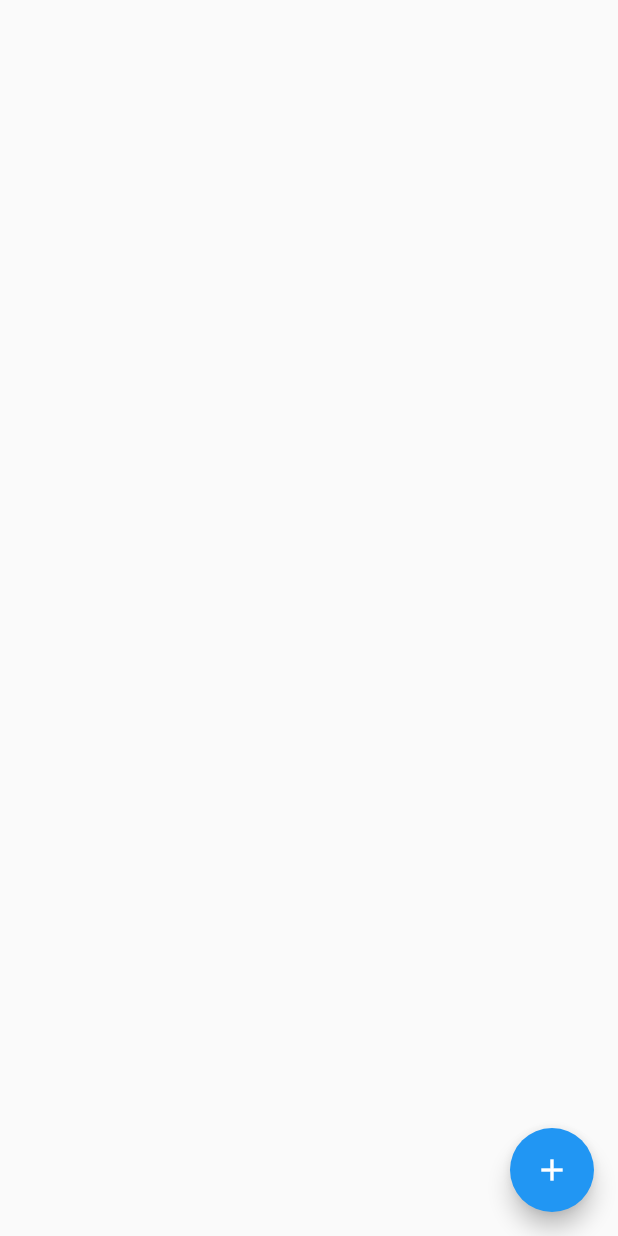
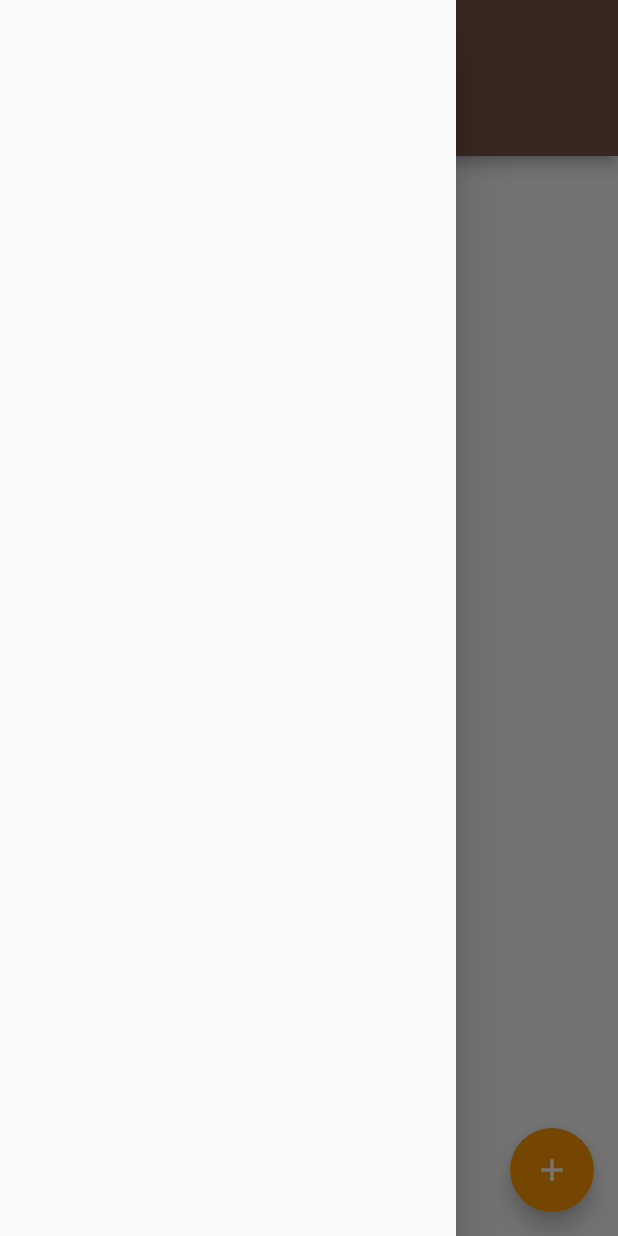
Before and after one commit to Paul74/myrecipes, a Flutter app: the screen it shows after launch, with the side drawer open (before the commit the screen has no drawer), on a phone screen of 412 x 824 dp. Run offline on Flutter 3.47's test engine with Material 2 defaults, Android fonts, the light colour scheme and no system bars; our stand-ins replace flutter_slidable, sqflite; missing offline and left inert: dart:ffi; accounts and stored records are empty.

Commit message:
routes sembra ok stato sembra ok vedi i TODO: theme, filtro in recipes list

```diff
--- a/lib/screens/recipes_list.dart
+++ b/lib/screens/recipes_list.dart
@@ -8,12 +8,21 @@ class RecipesList extends StatelessWidget {
   @override
   Widget build(BuildContext context) {
     return Scaffold(
+      drawer: Drawer(), //TODO to be implemented
+      appBar: AppBar(
+        title: Text("myrecipes"),
+        bottom: PreferredSize(preferredSize: Size.fromHeight(48.0),
+            child: Container() //TODO to be implemented with the categories combo box and other action buttons
+
+        ),
+      ),
       floatingActionButton: FloatingActionButton(
         child: Icon(Icons.add, color: Colors.white),
         onPressed: (){
           recipesModel.recipeBeingEdited = Recipe();
           recipesModel.selections = [false,false,false];
-          recipesModel.setStackIndex(1);
+          //recipesModel.setStackIndex(1);
+          Navigator.pushNamed(context, '/entry');
         },
       ),
       body: ListView.builder(
--- a/lib/xxx.dart
+++ b/lib/xxx.dart
@@ -16,6 +16,32 @@ class Notebook extends StatelessWidget {
   @override
   Widget build(BuildContext context) {
     return MaterialApp(
+      theme: ThemeData(pageTransitionsTheme: PageTransitionsTheme(builders: {
+        TargetPlatform.iOS: CupertinoPageTransitionsBuilder(),
+        TargetPlatform.android: CupertinoPageTransitionsBuilder(),
+      }),
+        primaryColorDark: Color(0xFF5D4037),
+        primaryColor: Color(0xFF795548),
+        primaryColorLight: Color(0xFFD7CCC8),
+        accentColor: Color(0xFFFF9800),
+        dividerColor: Color(0xFFBDBDBD),
+        //TODO da mettere i colori testo che sono in formato diverso
+        // Define the default font family.
+        //fontFamily: 'Georgia',
+
+        // Define the default TextTheme. Use this to specify the default
+        // text styling for headlines, titles, bodies of text, and more.
+        textTheme: TextTheme(
+          //headline1: TextStyle(fontSize: 72.0, fontWeight: FontWeight.bold),
+          //headline6: TextStyle(fontSize: 36.0, fontStyle: FontStyle.italic),
+          //bodyText2: TextStyle(fontSize: 14.0),
+          //bodyText1: TextStyle(fontSize: 22.0),
+        ),
+              /*.text-primary-color    { color: #FFFFFF; }
+              .primary-text-color    { color: #212121; }
+              .secondary-text-color  { color: #757575; }*/
+
+      ),
 
 /*  ORIGINALE FUNZIONANTE
       home: Scaffold(
@@ -31,7 +57,7 @@ class Notebook extends StatelessWidget {
       routes: {
         // '/': (context) => MyLogin(),
         '/list': (context) => Recipes(),
-        '/entry': (context) => RecipesEntry(),
+        '/entry': (context) => RecipeLoad(),
       },
       //
 
```
Also changed, not shown: lib/screens/recipes_entry.dart (+24 -3 lines), pubspec.lock, 4 other files.
